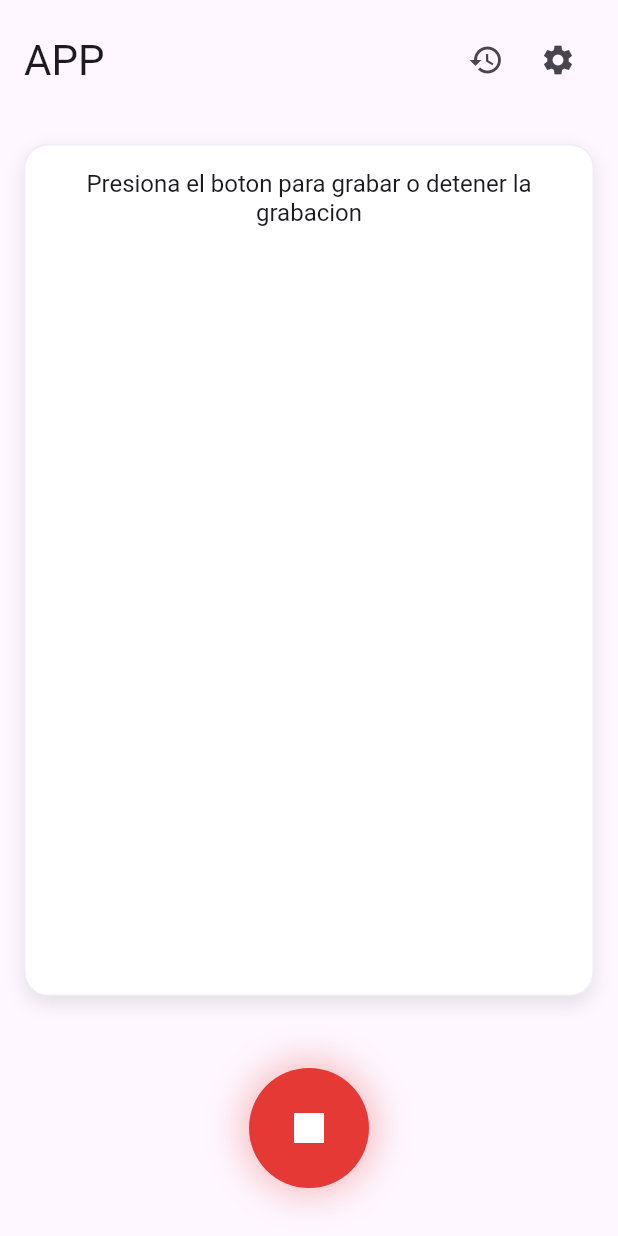
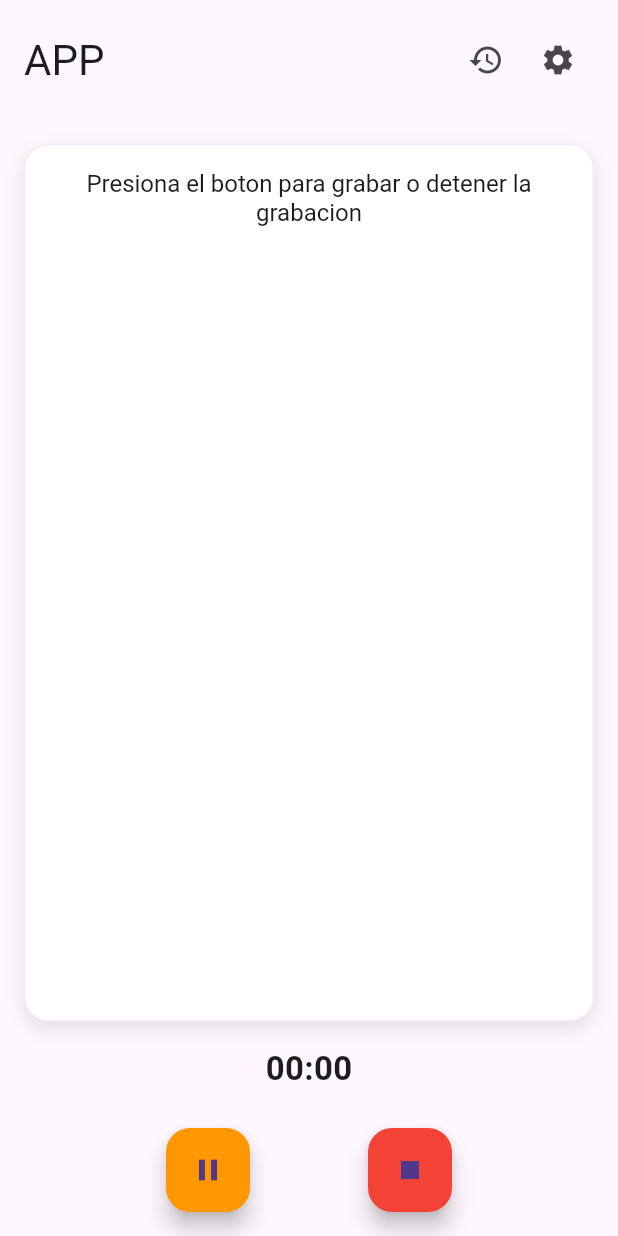
Before and after one commit to WhosYisus/Proyecto_Titulacion, a Flutter app: the screen it shows after launch, after a tap on the "mic" icon, on a phone screen of 412 x 824 dp. Run offline on Flutter 3.47's test engine with Material 3 defaults, Android fonts, the phone set to English and light mode, and no system bars; our stand-ins replace flutter_dotenv, hive, hive_flutter, open_file, permission_handler, shared_preferences and 1 more; missing offline and left inert: dart:html; accounts and stored records are empty; network calls fail; Roboto replaces fonts that are missing (Poppins).

Commit message:
PAUSE_PLAY_Buttons

```diff
--- a/lib/screens/home_screen.dart
+++ b/lib/screens/home_screen.dart
@@ -1,17 +1,29 @@
 import 'package:flutter/material.dart';
+import 'package:provider/provider.dart';
 import 'history_screen.dart';
 import 'settings_screen.dart';
-import '../widgets/recording_button.dart';
 import '../widgets/transcription_display.dart';
+import '../providers/transcription_provider.dart';
 
 class HomeScreen extends StatelessWidget {
   const HomeScreen({super.key});
+
+  String formatDuration(Duration duration) {
+    final minutes = duration.inMinutes.remainder(60).toString().padLeft(2, '0');
+    final seconds = duration.inSeconds.remainder(60).toString().padLeft(2, '0');
+    return "$minutes:$seconds";
+  }
 
   @override
   Widget build(BuildContext context) {
     return Scaffold(
       body: SafeArea(
-        child: Column(
+        child: Consumer<TranscriptionProvider>(
+          builder: (context, provider, _) {
+            final isRecording = provider.isRecording;
+            final isPaused = provider.isPaused;
+
+            return Column(
               children: [
                 Padding(
                   padding: const EdgeInsets.all(16.0),
@@ -32,7 +44,8 @@ class HomeScreen extends StatelessWidget {
                                 PageRouteBuilder(
                                   pageBuilder: (context, animation, secondaryAnimation) =>
                                       const HistoryScreen(),
-                              transitionsBuilder: (context, animation, secondaryAnimation, child) {
+                                  transitionsBuilder:
+                                      (context, animation, secondaryAnimation, child) {
                                     return FadeTransition(opacity: animation, child: child);
                                   },
                                 ),
@@ -47,7 +60,8 @@ class HomeScreen extends StatelessWidget {
                                 PageRouteBuilder(
                                   pageBuilder: (context, animation, secondaryAnimation) =>
                                       const SettingsScreen(),
-                              transitionsBuilder: (context, animation, secondaryAnimation, child) {
+                                  transitionsBuilder:
+                                      (context, animation, secondaryAnimation, child) {
                                     return FadeTransition(opacity: animation, child: child);
                                   },
                                 ),
@@ -59,14 +73,63 @@ class HomeScreen extends StatelessWidget {
                     ],
                   ),
                 ),
-            const Expanded(
-              child: TranscriptionDisplay(),
+                const Expanded(child: TranscriptionDisplay()),
+
+                // 🕒 Temporizador
+                if (isRecording || isPaused)
+                  Padding(
+                    padding: const EdgeInsets.only(bottom: 8),
+                    child: Text(
+                      formatDuration(provider.recordingDuration),
+                      style: const TextStyle(fontSize: 22, fontWeight: FontWeight.bold),
                     ),
-            const Padding(
-              padding: EdgeInsets.all(32.0),
-              child: RecordingButton(),
+                  ),
+
+                // 🎛️ Botones de control
+                Padding(
+                  padding: const EdgeInsets.symmetric(horizontal: 32.0, vertical: 16),
+                  child: Row(
+                    mainAxisAlignment: MainAxisAlignment.spaceEvenly,
+                    children: [
+                      if (isRecording || isPaused)
+                        FloatingActionButton(
+                          heroTag: 'pause_resume',
+                          backgroundColor: isPaused ? Colors.green : Colors.orange,
+                          onPressed: () {
+                            if (isPaused) {
+                              provider.resumeRecording();
+                            } else {
+                              provider.pauseRecording();
+                            }
+                          },
+                          child: Icon(isPaused ? Icons.play_arrow : Icons.pause),
+                        ),
+
+                      if (isRecording || isPaused)
+                        FloatingActionButton(
+                          heroTag: 'stop',
+                          backgroundColor: Colors.red,
+                          onPressed: () {
+                            provider.stopRecording();
+                          },
+                          child: const Icon(Icons.stop),
+                        ),
+
+                      if (!isRecording && !isPaused)
+                        FloatingActionButton(
+                          heroTag: 'start',
+                          backgroundColor: Colors.deepPurple,
+                          onPressed: () {
+                            provider.startRecording();
+                          },
+                          child: const Icon(Icons.mic),
                         ),
                     ],
+                  ),
+                ),
+              ],
+            );
+          },
         ),
       ),
     );
```
Also changed, not shown: lib/providers/transcription_provider.dart (+79 -6 lines). Lines whose indentation alone changed are shown as unchanged.
